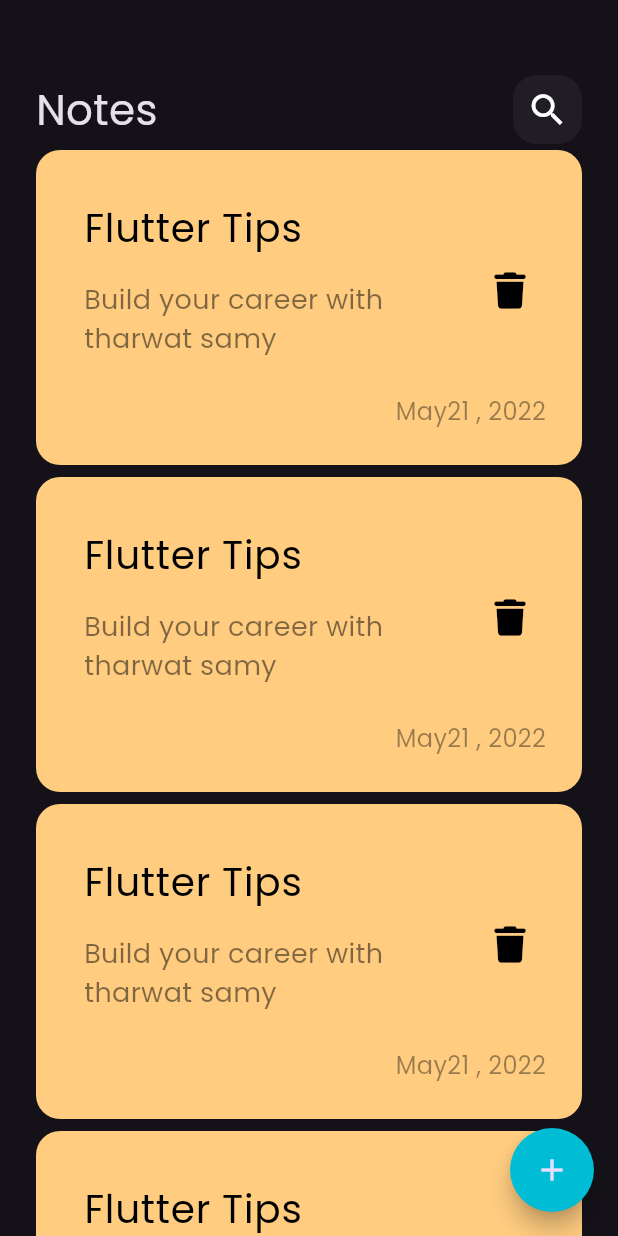
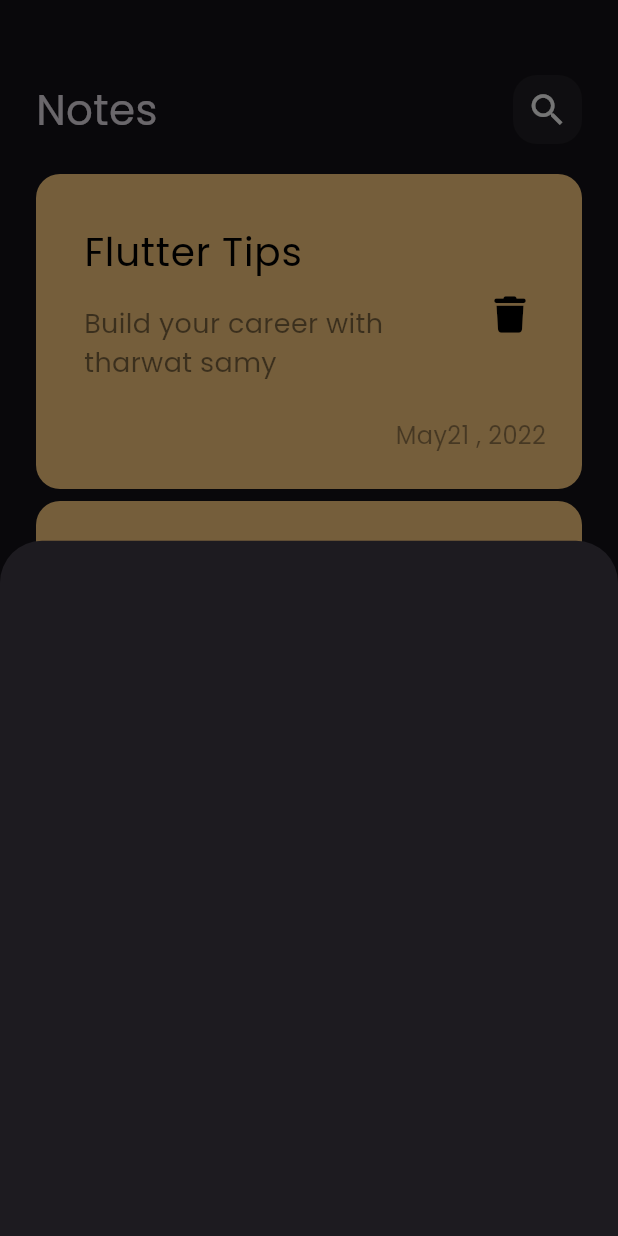
Before and after one commit to Alimohamedicpc/notes_app, a Flutter app: the screen it shows after launch, after a tap on the "add" icon, on a phone screen of 412 x 824 dp. Run offline on Flutter 3.47's test engine with Material 3 defaults, Android fonts, the phone set to English and light mode, and no system bars; our stand-ins replace font_awesome_flutter.

Commit message:
show modal bottom sheet

```diff
--- a/lib/views/notes_view_body.dart
+++ b/lib/views/notes_view_body.dart
@@ -1,4 +1,5 @@
 import 'package:flutter/material.dart';
+import 'package:note_app/widgets/add_note_bottom_sheet.dart';
 import 'package:note_app/widgets/custom_notes_body.dart';
 
 class NotesView extends StatelessWidget {
@@ -8,10 +9,20 @@ class NotesView extends StatelessWidget {
   Widget build(BuildContext context) {
     return Scaffold(
       floatingActionButton: FloatingActionButton(
-        backgroundColor: Colors.cyan,
+        backgroundColor: Colors.cyanAccent,
         shape: RoundedRectangleBorder(borderRadius: BorderRadius.circular(100)),
-        onPressed: () {},
-        child: Icon(Icons.add),
+        onPressed: () {
+          showModalBottomSheet(
+            context: context,
+            builder: (context) {
+              return const AddNoteBottomSheet();
+            },
+          );
+        },
+        child: Icon(
+          Icons.add,
+          color: Colors.black,
+        ),
       ),
       body: const NotesViewBody(),
     );
--- /dev/null
+++ b/lib/widgets/add_note_bottom_sheet.dart
@@ -0,0 +1,10 @@
+import 'package:flutter/material.dart';
+
+class AddNoteBottomSheet extends StatelessWidget {
+  const AddNoteBottomSheet({super.key});
+
+  @override
+  Widget build(BuildContext context) {
+    return Container();
+  }
+}
--- a/lib/widgets/notes_list_view.dart
+++ b/lib/widgets/notes_list_view.dart
@@ -6,13 +6,17 @@ class NotesListView extends StatelessWidget {
 
   @override
   Widget build(BuildContext context) {
-    return ListView.builder(
+    return Padding(
+      padding: const EdgeInsets.symmetric(vertical: 16),
+      child: ListView.builder(
+        padding: EdgeInsets.zero,
         itemBuilder: (context, index) {
           return Padding(
             padding: const EdgeInsets.symmetric(vertical: 4),
             child: const NoteItem(),
           );
         },
+      ),
     );
   }
 }
```
Lines whose indentation alone changed are shown as unchanged.
